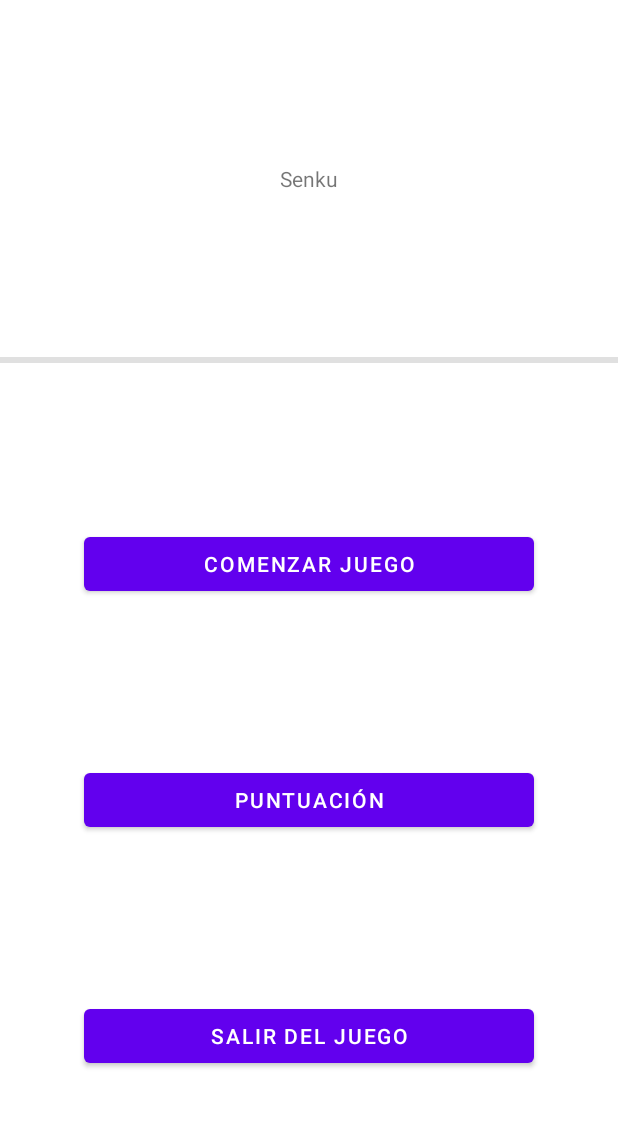
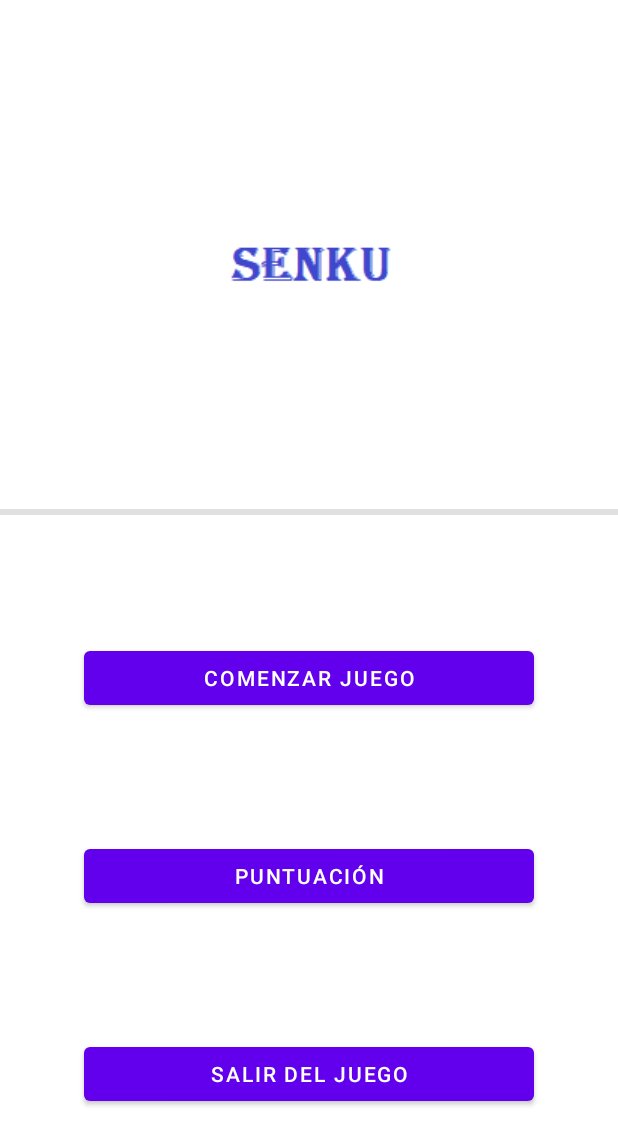
Before and after one commit to NotAnto98/AppappSenku, an Android app: the MainActivity screen opened directly, with no data from a screen before it, after a tap on "MENU", on a phone screen of 412 x 824 dp. Shown: the top 1145 px of the screen. Run offline under Robolectric (Android 15) with nearby library versions, the phone set to English and light mode, and no system bars; 1 other tap on this screen came first.

Commit message:
proyecto actualizado

```diff
--- a/app/src/main/java/com/example/appsenku/MainActivity.java
+++ b/app/src/main/java/com/example/appsenku/MainActivity.java
@@ -8,12 +8,10 @@ import android.content.Intent;
 import android.os.Bundle;
 import android.os.SystemClock;
 import android.util.Log;
-import android.view.Menu;
-import android.view.MenuItem;
 import android.view.View;
 import android.widget.Button;
 import android.widget.Chronometer;
-import android.widget.Toast;
+
 
 public class MainActivity extends AppCompatActivity {
 
@@ -24,6 +22,11 @@ public class MainActivity extends AppCompatActivity {
         getSupportActionBar().hide();
         Tablero t = (Tablero) findViewById(R.id.tablero6);
         t.test = this;
+
+        Chronometer simpleChronometer = (Chronometer) findViewById(R.id.simpleChronometer); // initiate a chronometer
+
+        simpleChronometer.start(); // start a chronometer
+        t.invalidate();
 
         Button info = findViewById(R.id.button4);
         info.setOnClickListener(new View.OnClickListener() {
@@ -53,7 +56,9 @@ public class MainActivity extends AppCompatActivity {
                             public void onClick(DialogInterface dialogInterface, int i) {
                                 Tablero t = (Tablero) findViewById(R.id.tablero6);
                                 t.full_reset();
+                                simpleChronometer.setBase(SystemClock.elapsedRealtime());
                                 t.invalidate();
+
                             }
                         })
                         .setNegativeButton("No", new DialogInterface.OnClickListener() {
--- a/app/src/main/res/layout/activity_menu.xml
+++ b/app/src/main/res/layout/activity_menu.xml
@@ -10,7 +10,7 @@
         android:id="@+id/textView"
         android:layout_width="wrap_content"
         android:layout_height="wrap_content"
-        android:text="Senku"
+        android:background="@drawable/senkumenu"
         app:layout_constraintBottom_toTopOf="@+id/divider2"
         app:layout_constraintEnd_toEndOf="parent"
         app:layout_constraintHorizontal_bias="0.5"
```
Also changed, not shown: app/src/main/java/com/example/appsenku/Tablero.java (+2 -19 lines), app/src/main/res/layout/activity_main.xml (+15 -0 lines).
